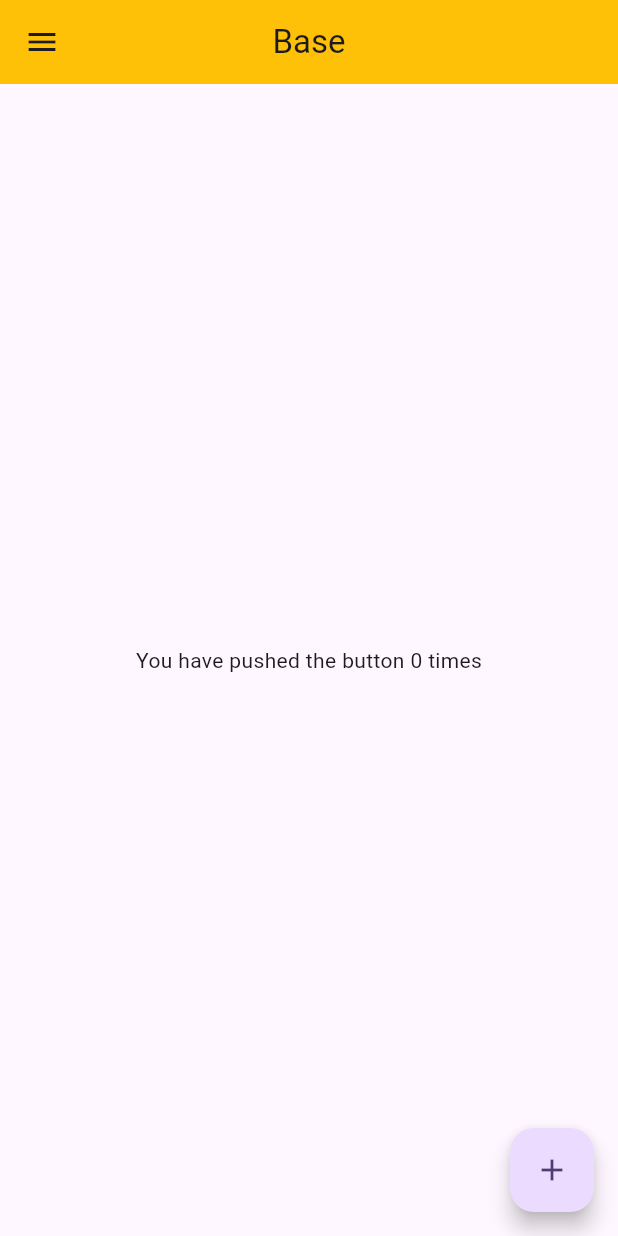
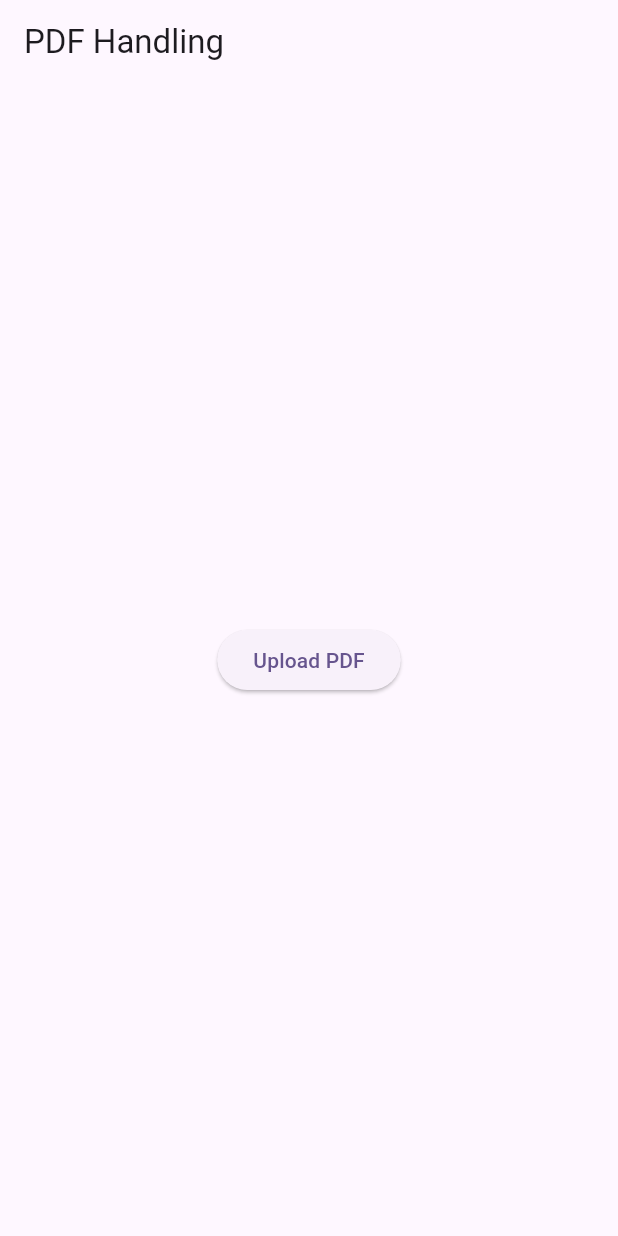
Before and after one commit to d0t-J/OOP_S3, a Flutter app: the screen it shows after launch, on a phone screen of 412 x 824 dp. Run offline on Flutter 3.47's test engine with Material 3 defaults, Android fonts, the phone set to English and light mode, and no system bars; our stand-ins replace file_picker; missing offline and left inert: pdf_text.

Commit message:
Added PDF Upload feature

```diff
--- a/lib/main.dart
+++ b/lib/main.dart
@@ -1,80 +1,22 @@
 import 'package:flutter/material.dart';
+import '../ui/pdf_upload.dart';
 
 void main() => runApp(const MyApp());
 
 class MyApp extends StatelessWidget {
   const MyApp({super.key});
 
-  // This widget is the root of your application.
   @override
   Widget build(BuildContext context) {
     return MaterialApp(
       title: 'Flutter Demo',
       theme: ThemeData(
         colorScheme: ColorScheme.fromSeed(
-            seedColor: const Color.fromARGB(255, 136, 116, 172)),
+            seedColor: const Color.fromARGB(255, 99, 52, 187)),
         useMaterial3: true,
       ),
-      home: const MyHomePage(title: 'Base'),
+      home: const HomeScreen(),
     );
   }
+
 }
-
-class MyHomePage extends StatefulWidget {
-  const MyHomePage({super.key, required this.title});
-
-  final String title;
-
-  @override
-  State<MyHomePage> createState() => _MyHomePageState();
-}
-
-class _MyHomePageState extends State<MyHomePage> {
-  int _counter = 0;
-
-  void _incrementCounter() {
-    setState(() {
-      // setState() notifies Flutter to rebuild the UI with the updated _counter value.
-      _counter++;
-    });
-  }
-
-  @override
-  Widget build(BuildContext context) {
-    // This method is rerun every time setState is called, for instance as done
-    // by the _incrementCounter method above.
-    return Scaffold(
-      appBar: AppBar(
-        backgroundColor: Colors.amber,
-        centerTitle: true,
-        title: Text(widget.title),
-        leading: IconButton(
-          icon: const Icon(Icons.menu),
-          onPressed: () {
-            // Add your menu action here
-          },
-        ),
-      ),
-      body: Center(
-        // Center is a layout widget. It takes a single child and positions it in the middle of the parent.
-        child: Column(
-          mainAxisAlignment: MainAxisAlignment.center,
-          children: <Widget>[
-            Text(
-              'You have pushed the button $_counter times',
-            ),
-            // Text(
-            //   '$_counter',
-            //   style: Theme.of(context).textTheme.headlineMedium,
-            // ),
-          ],
-        ),
-      ),
-      floatingActionButton: FloatingActionButton(
-        onPressed: _incrementCounter,
-        tooltip: 'Increase Counter',
-        child: const Icon(Icons.add),
-      ),
-    );
-  }
-}
--- a/lib/ui/pdf_upload.dart
+++ b/lib/ui/pdf_upload.dart
@@ -1,40 +1,69 @@
+//! https://stackoverflow.com/questions/66685607/how-to-upload-files-pdf-doc-image-from-file-picker-to-api-server-on-flutter
+//!https://stackoverflow.com/questions/49233934/how-to-open-and-pdf-or-word-document-in-the-flutter
+//! https://stackoverflow.com/questions/76238373/how-to-view-pdf-in-flutter
+//! StackOverflow.com
+//! Reference for Uploading Files to API server on Flutter
+
+//! https://pub.dev/packages/pdf_viewer_plugin
+//! Reference for PDF Viewer Plugin
+
+//! https://help.syncfusion.com/flutter/pdf-viewer/text-selection
+//! Reference for Text Selection in PDF Viewer through Syncfusion PDF Viewer
+
+import 'package:flutter/material.dart';
 import 'package:file_picker/file_picker.dart';
-import 'package:flutter/material.dart';
-import 'package:fluttertoast/fluttertoast.dart';
+import '../services/pdf_service.dart';
+import 'package:logging/logging.dart';
 
-class PDFUploadPage extends StatelessWidget {
-  const PDFUploadPage({Key? key}) : super(key: key);
+class HomeScreen extends StatefulWidget {
+  const HomeScreen({super.key});
+
+  @override
+  HomeScreenState createState() => HomeScreenState();
+}
+
+class HomeScreenState extends State<HomeScreen> {
+  String? filePath;
+  final PdfService pdfService = PdfService();
+  final Logger _logger = Logger("HomeScreenState");
 
   Future<void> pickFile() async {
-    final result = await FilePicker.platform.pickFiles(
-      type: FileType.custom,
-      allowedExtensions: ['pdf'],
-    );
+    final result = await FilePicker.platform
+        .pickFiles(type: FileType.custom, allowedExtensions: ['pdf']);
+    if (result != null) {
+      setState(() {
+        filePath = result.files.single.path;
+      });
+    }
+  }
 
-    if (result == null) {
-      Fluttertoast.showToast(msg: 'No file selected');
-      return;
-    } else {
-      //! final file = result.files.single.path!;
-      final file = result.files.single;
-      Fluttertoast.showToast(msg: 'File picked: ${file.name}');
-      //TODO: Upload the file to a PDF processing service
-      //* Steps
-      //* 1. Create an HTTP request to the PDF processing service ( check services\pdf_service.dart ).
-      //* 2. Attach the picked file to the request.
-      //* 3. Send the request and handle the response.
-      //* 4. Show a success or error message based on the response.
+
+  Future<void> extractPdfContent() async {
+    if (filePath != null) {
+      final text = await pdfService.extractText(filePath!);
+      _logger.info("Extracted Text: $text");
     }
   }
 
   @override
   Widget build(BuildContext context) {
     return Scaffold(
-      appBar: AppBar(title: const Text('PDF Upload')),
+      appBar: AppBar(title: Text("PDF Handling")),
+
       body: Center(
-        child: ElevatedButton(
-          onPressed: pickFile,
-          child: const Text('Pick a PDF file'),
+        child: Column(
+          mainAxisAlignment: MainAxisAlignment.center,
+          children: [
+            ElevatedButton(
+              onPressed: pickFile,
+              child: Text("Upload PDF"),
+            ),
+            if (filePath != null)
+              Padding(
+                padding: const EdgeInsets.all(8.0),
+                child: Text("Selected File: $filePath"),
+              ),
+          ],
         ),
       ),
     );
```
Also changed, not shown: lib/services/pdf_service.dart (+11 -0 lines), pubspec.yaml (+53 -53 lines), pubspec.lock, 5 other files.
